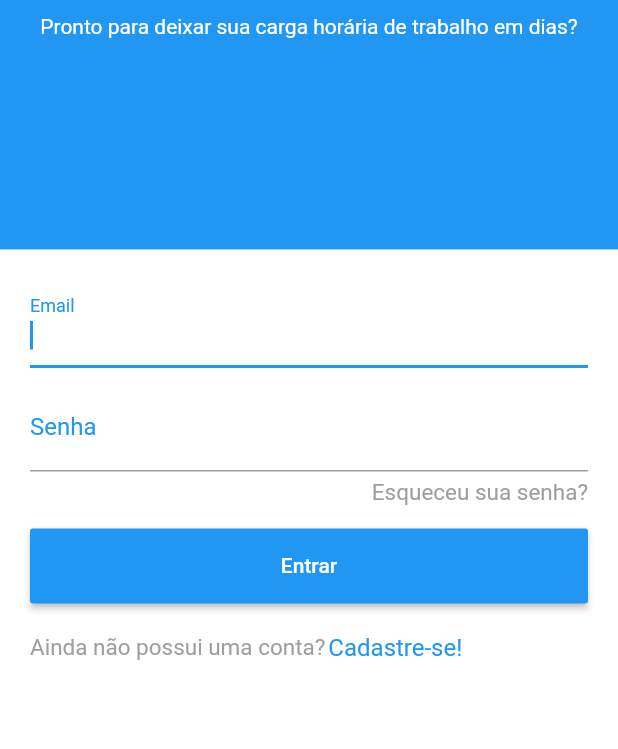
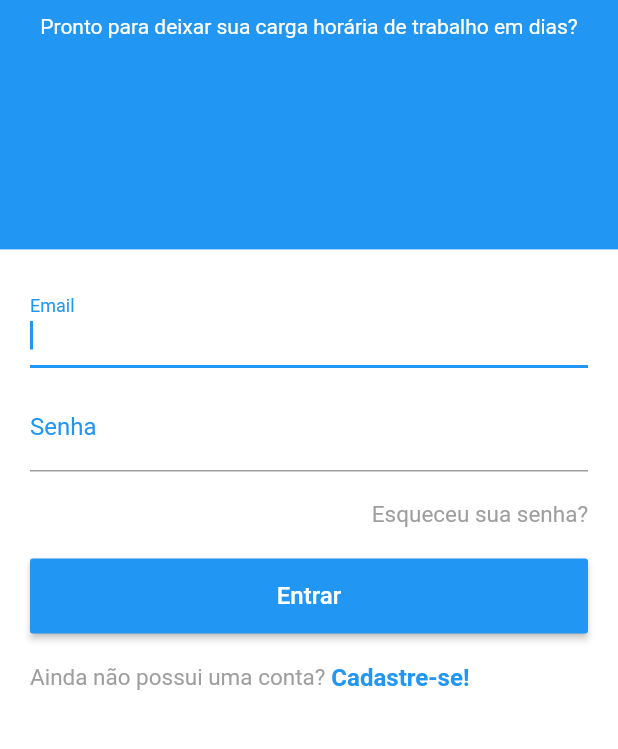
Before and after one commit to victorpma/meu-ponto, a Flutter app: the screen it shows after launch, after a tap on "Entrar", on a phone screen of 412 x 824 dp, the part 245-994 px from its top. Run offline on Flutter 3.47's test engine with Material 2 defaults, Android fonts, the phone set to English and light mode, and no system bars.

```diff
--- a/meu_ponto/lib/screens/login.dart
+++ b/meu_ponto/lib/screens/login.dart
@@ -31,7 +31,8 @@ class _LoginPageState extends State<LoginPage> {
             ))
           ],
         ),
-        ));
+      ),
+    );
   }
 }
 
@@ -102,7 +103,7 @@ class TextEsqueceuSenha extends StatelessWidget {
   @override
   Widget build(BuildContext context) {
     return Padding(
-        padding: EdgeInsets.only(top: 5),
+        padding: EdgeInsets.only(top: 20),
         child: Text(
           "Esqueceu sua senha?",
           textAlign: TextAlign.end,
@@ -115,15 +116,15 @@ class ButtonEntrar extends StatelessWidget {
   @override
   Widget build(BuildContext context) {
     return Padding(
-        padding: EdgeInsets.only(top: 15),
+        padding: EdgeInsets.only(top: 20),
         child: ButtonTheme(
           height: 50,
           child: RaisedButton(
             color: Colors.blue,
-            onPressed: () => {},
+            onPressed: () => Entrar(),
             child: Text(
               "Entrar",
-              style: new TextStyle(color: Colors.white),
+              style: new TextStyle(color: Colors.white, fontSize: 16),
             ),
           ),
         ));
@@ -143,10 +144,13 @@ class TextCadastreSe extends StatelessWidget {
                 style: new TextStyle(color: Colors.grey, fontSize: 15),
               ),
               Padding(
-                padding: EdgeInsets.fromLTRB(2, 0, 0, 0),
+                padding: EdgeInsets.fromLTRB(4, 0, 0, 0),
                 child: Text(
                   "Cadastre-se!",
-                  style: new TextStyle(color: Colors.blue, fontSize: 16),
+                  style: new TextStyle(
+                      color: Colors.blue,
+                      fontSize: 16,
+                      fontWeight: FontWeight.w600),
                 ),
               )
             ],
@@ -154,3 +158,5 @@ class TextCadastreSe extends StatelessWidget {
         ));
   }
 }
+
+void Entrar() {}
```
Also changed, not shown: 6 other files. Lines whose indentation alone changed are shown as unchanged.
